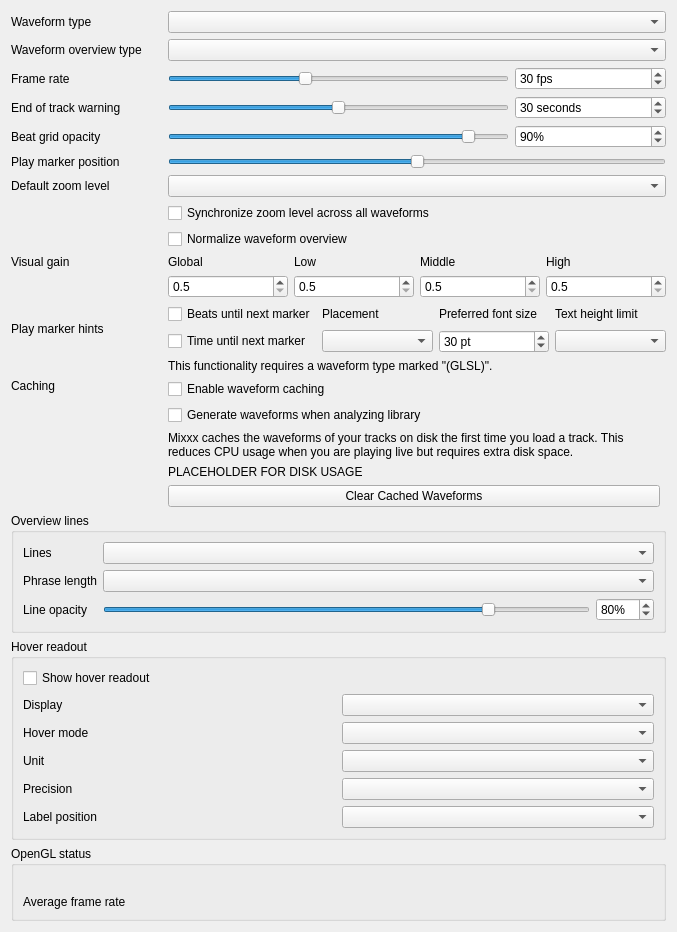
jakkarudev/djnote_mixxx, file src/preferences/dialog/dlgprefwaveformdlg.ui: the form before one commit.
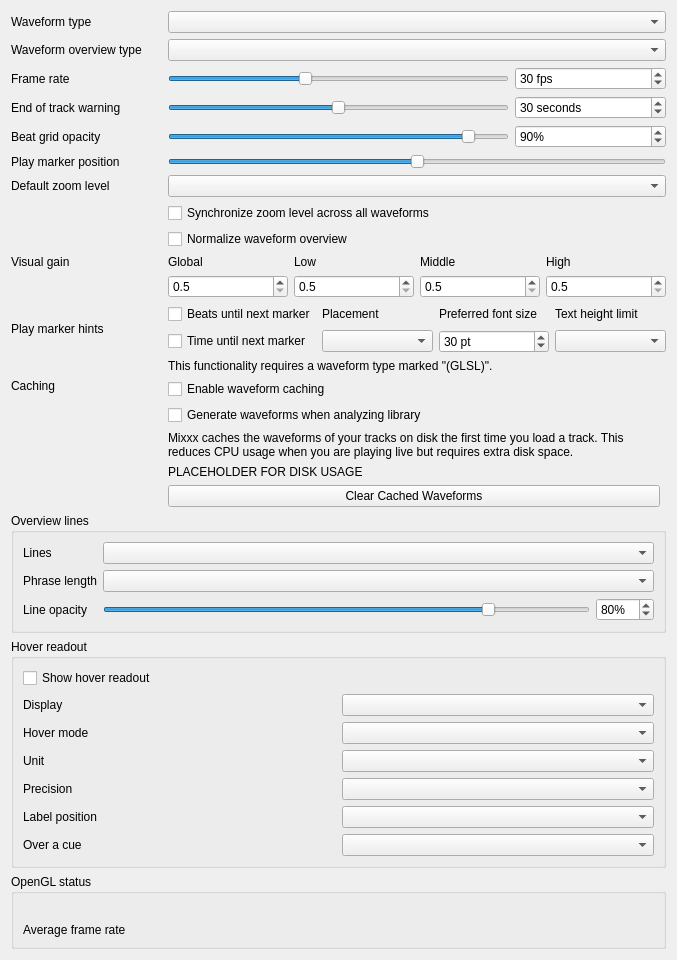
The form after the commit.

Commit message: Add Over a cue setting: resolve hover readout / cue times overlap

```diff
--- a/src/preferences/dialog/dlgprefwaveformdlg.ui
+++ b/src/preferences/dialog/dlgprefwaveformdlg.ui
@@ -782,6 +782,20 @@
           </property>
          </widget>
         </item>
+        <item row="6" column="0">
+         <widget class="QLabel" name="hoverOverCueLabel">
+          <property name="text">
+           <string>Over a cue</string>
+          </property>
+         </widget>
+        </item>
+        <item row="6" column="1">
+         <widget class="QComboBox" name="hoverOverCueComboBox">
+          <property name="toolTip">
+           <string>What to do when the pointer is over a cue, where Mixxx shows cue times. The beat distance is then measured to the cue. Join cue times: add it to the cue times. Hide hover readout: don't show it. Hide cue times: hide the cue times instead. Move hover readout: show it left of the cue line.</string>
+          </property>
+         </widget>
+        </item>
        </layout>
       </widget>
      </item>
```
The commit also changes 9 other files.
